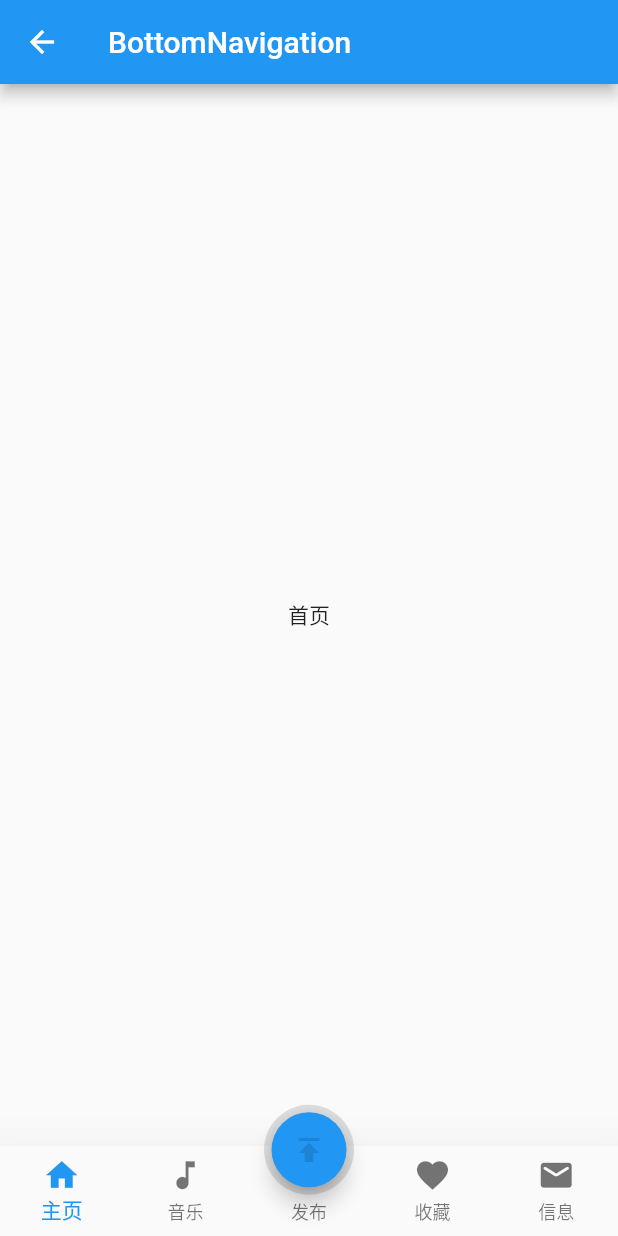
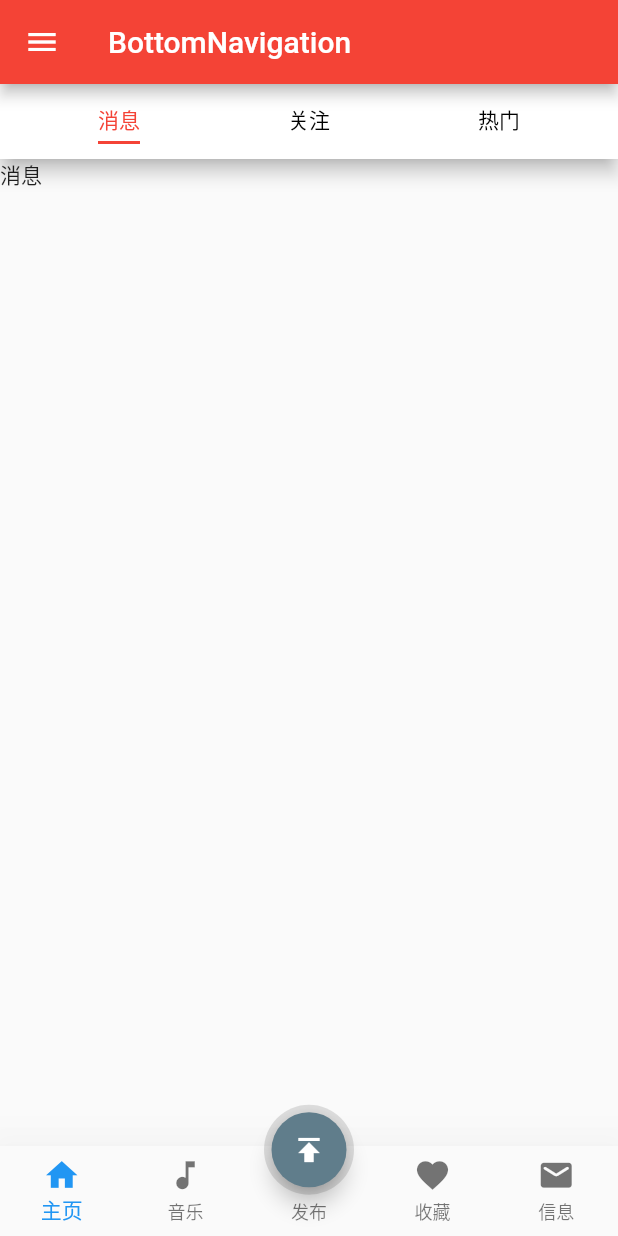
Before and after one commit to EmotionDemo/flutter_demo, a Flutter app: the BottomNavClickView screen opened directly, on a phone screen of 412 x 824 dp. Run offline on Flutter 3.47's test engine with Material 2 defaults, Android fonts, the phone set to English and light mode, and no system bars.

Commit message:
bottomnav

```diff
--- /dev/null
+++ b/lib/Test.dart
@@ -0,0 +1,6 @@
+
+
+void main(){
+  const PI = 3.14;
+  final a = 3.2132;
+}
--- /dev/null
+++ b/lib/bottomNav.dart
@@ -0,0 +1,17 @@
+import 'package:flutter/material.dart';
+import 'package:flutter_demo/pages/tabs.dart';
+
+void main() => runApp(MyPage());
+
+class MyPage extends StatelessWidget {
+  MyPage({Key key}) : super(key: key);
+
+  @override
+  Widget build(BuildContext context) {
+    return MaterialApp(
+      debugShowCheckedModeBanner: false,
+        title: "app",
+        theme: ThemeData(primarySwatch: Colors.blue),
+        home: BottomNavClickView());
+  }
+}
--- a/lib/pages/tabs.dart
+++ b/lib/pages/tabs.dart
@@ -24,11 +24,7 @@ class _BottomNavClickViewState extends State<BottomNavClickView> {
           Icons.music_note,
         ),
         label: "音乐"),
-    BottomNavigationBarItem(
-        icon: Icon(
-          null
-        ),
-        label: "发布"),
+    BottomNavigationBarItem(icon: Icon(null), label: "发布"),
     BottomNavigationBarItem(
         icon: Icon(
           Icons.favorite,
@@ -50,13 +46,100 @@ class _BottomNavClickViewState extends State<BottomNavClickView> {
     MessagePage()
   ];
   int _index = 0;
-  Color _colorBg = Colors.black12;
+  Color _colorBg = Colors.white;
+
+  @override
+  void initState() {
+    // TODO: implement initState
+    super.initState();
+    //初始化底部栏的显示
+    if (_index != 2) {
+      _colorBg = Colors.blueGrey;
+    } else {
+      _colorBg = Colors.blue;
+    }
+  }
+
   @override
   Widget build(BuildContext context) {
     return Scaffold(
       appBar: AppBar(
-        title: Text('BottomNavigation'),
+        backgroundColor: Colors.red,
+        title: const Text('BottomNavigation'),
       ),
+      drawer: Drawer(
+        child: Column(
+          children: [
+            Row(
+              children:  [
+                Expanded(
+                  flex: 1,
+                  child: UserAccountsDrawerHeader(
+                    decoration: const BoxDecoration(
+                        image: DecorationImage(
+                            image: NetworkImage(
+                                "https://stormsend1.djicdn.com/tpc/uploads/core_selling_point/image/6692a9071a54f78d41c9553d493e78bb@origin.jpg"),
+                            fit: BoxFit.cover)),
+                    accountName: const Text(
+                      '王志宾',
+                      style: TextStyle(
+                          color: Colors.white, fontSize: 17, height: 0),
+                    ),
+                    accountEmail: const Text(
+                      '123912321@qq.com',
+                      style: TextStyle(
+                          color: Colors.white, fontSize: 22, height: 0),
+                    ),
+                    currentAccountPicture: const CircleAvatar(
+                      backgroundImage: NetworkImage("https://bkimg.cdn.bcebos.com/pic/8718367adab44aed2e73200bf8489001a18b86d64d9d?x-bce-process=image/watermark,image_d2F0ZXIvYmFpa2UxMTY=,g_7,xp_5,yp_5"),
+                    ),
+                    otherAccountsPictures: [
+                      Image.network("https://bkimg.cdn.bcebos.com/pic/267f9e2f070828381f305cfbf3cdbe014c086f065b9d?x-bce-process=image/resize,m_lfit,w_4096,limit_1/watermark,image_d2F0ZXIvYmFpa2UyNzI=,g_7,xp_5,yp_5"),
+                      Image.network("https://bkimg.cdn.bcebos.com/pic/267f9e2f070828381f305cfbf3cdbe014c086f065b9d?x-bce-process=image/resize,m_lfit,w_4096,limit_1/watermark,image_d2F0ZXIvYmFpa2UyNzI=,g_7,xp_5,yp_5"),
+                      Image.network("https://bkimg.cdn.bcebos.com/pic/267f9e2f070828381f305cfbf3cdbe014c086f065b9d?x-bce-process=image/resize,m_lfit,w_4096,limit_1/watermark,image_d2F0ZXIvYmFpa2UyNzI=,g_7,xp_5,yp_5"),
+                    ],
+                  ),
+                )
+              ],
+            ),
+            const Divider(),
+            const ListTile(
+              leading: CircleAvatar(
+                radius: 15,
+                child: Icon(
+                  Icons.person,
+                  size: 22,
+                ),
+              ),
+              title: Text('个人中心'),
+            ),
+            const Divider(),
+            const ListTile(
+              leading: CircleAvatar(
+                radius: 15,
+                child: Icon(
+                  Icons.settings,
+                  size: 22,
+                ),
+              ),
+              title: Text('系统设置'),
+            ),
+            const Divider(),
+            const ListTile(
+              leading: CircleAvatar(
+                radius: 15,
+                child: Icon(
+                  Icons.piano,
+                  size: 22,
+                ),
+              ),
+              title: Text('清理缓存'),
+            ),
+            const Divider(),
+          ],
+        ),
+      ),
+
       body: _pages[_index],
       bottomNavigationBar: BottomNavigationBar(
         currentIndex: _index,
@@ -66,8 +149,10 @@ class _BottomNavClickViewState extends State<BottomNavClickView> {
         onTap: (position) {
           setState(() {
             _index = position;
-            if(position != 2){
-              _colorBg = Colors.black12;
+            if (position != 2) {
+              _colorBg = Colors.blueGrey;
+            } else {
+              _colorBg = Colors.blue;
             }
           });
           print('position->$position');
@@ -81,17 +166,18 @@ class _BottomNavClickViewState extends State<BottomNavClickView> {
           margin: const EdgeInsets.only(top: 5),
           padding: const EdgeInsets.all(5),
           decoration: BoxDecoration(
-          color: Colors.black12,
-          borderRadius: BorderRadius.circular(30)
-        ),
-        child:FloatingActionButton(
+              color: Colors.black12, borderRadius: BorderRadius.circular(30)),
+          child: FloatingActionButton(
             onPressed: () {
               setState(() {
-            _colorBg = Colors.yellow;
+                _colorBg = Colors.blue;
                 _index = 2;
               });
             },
-        child:   Icon(Icons.publish,color: _colorBg,),
+            backgroundColor:   _colorBg,
+            child: const Icon(
+              Icons.publish,
+            ),
           )),
       floatingActionButtonLocation: FloatingActionButtonLocation.centerDocked,
     );
--- a/lib/pages/tabs/homePage.dart
+++ b/lib/pages/tabs/homePage.dart
@@ -7,11 +7,55 @@ class HomePage extends StatefulWidget {
   State<HomePage> createState() => _HomePageState();
 }
 
-class _HomePageState extends State<HomePage> {
+class _HomePageState extends State<HomePage>
+    with SingleTickerProviderStateMixin {
+  TabController _tabController;
+
+  @override
+  void initState() {
+    // TODO: implement initState
+    super.initState();
+    _tabController = TabController(length: 3, vsync: this);
+  }
+
   @override
   Widget build(BuildContext context) {
-    return Center(
-      child: const Text('首页'),
+    return Scaffold(
+      appBar: PreferredSize(
+          preferredSize: const Size.fromHeight(50),
+          child: AppBar(
+            elevation: 5,
+            backgroundColor: Colors.white,
+            title: SizedBox(
+              height: 30,
+              child: TabBar(
+                controller: _tabController,
+                indicatorColor: Colors.red,
+                unselectedLabelColor: Colors.black,
+                indicatorSize: TabBarIndicatorSize.label,
+                labelColor: Colors.red,
+                tabs: const [
+                  Tab(
+                    child: Text('消息',),
+                  ),
+                  Tab(
+                    child: Text('关注',),
+                  ),
+                  Tab(
+                    child: Text('热门',),
+                  ),
+                ],
+              ),
+            )
+          )),
+      body: TabBarView(
+        controller: _tabController,
+        children: const [
+          Text('消息'),
+          Text('关注'),
+          Text('热门'),
+        ],
+      ),
     );
   }
 }
--- /dev/null
+++ b/lib/stateFul.dart
@@ -0,0 +1,45 @@
+import 'package:flutter/material.dart';
+
+void main() {
+  runApp(MyPage());
+}
+
+class MyPage extends StatefulWidget {
+  const MyPage({Key key}) : super(key: key);
+
+  @override
+  State<MyPage> createState() => _MyPageState();
+}
+
+class _MyPageState extends State<MyPage> {
+  List<String> _list = [];
+  int countNum = 0;
+  @override
+  Widget build(BuildContext context) {
+    return MaterialApp(
+      title: "动态控件",
+      theme: ThemeData(
+        primarySwatch: Colors.yellow,
+      ),
+      home: Scaffold(
+          appBar: AppBar(
+            title: const Text("动态组件"),
+          ),
+          body: ListView(
+              children: _list.map((e) {
+                return ListTile(
+                title: Text(e),);
+              }).toList()
+      ),
+      floatingActionButton: FloatingActionButton(
+        child: const Icon(Icons.add),
+        onPressed: () {
+          setState(() {
+            countNum++;
+            _list.add('产品$countNum');
+          });
+        },
+      ),
+    ),);
+  }
+}
```
Also changed, not shown: lib/StateFulWidgetTest.dart (added, +101 -0 lines), lib/tabbar.dart (added, +113 -0 lines). Lines whose indentation alone changed are shown as unchanged.
